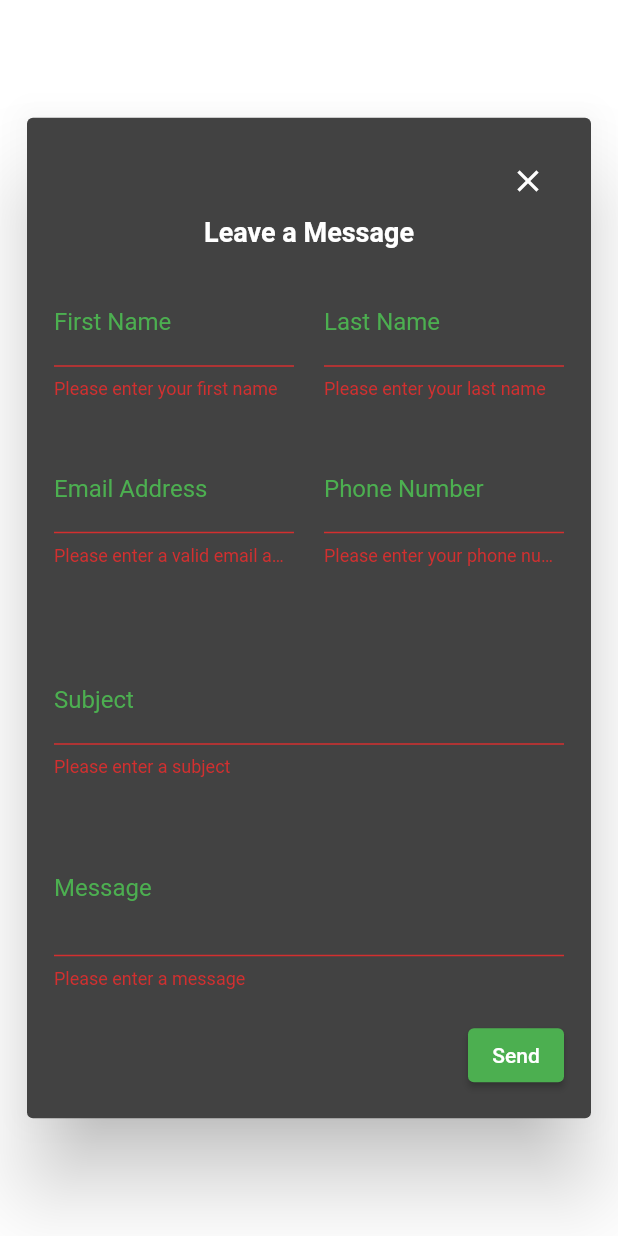
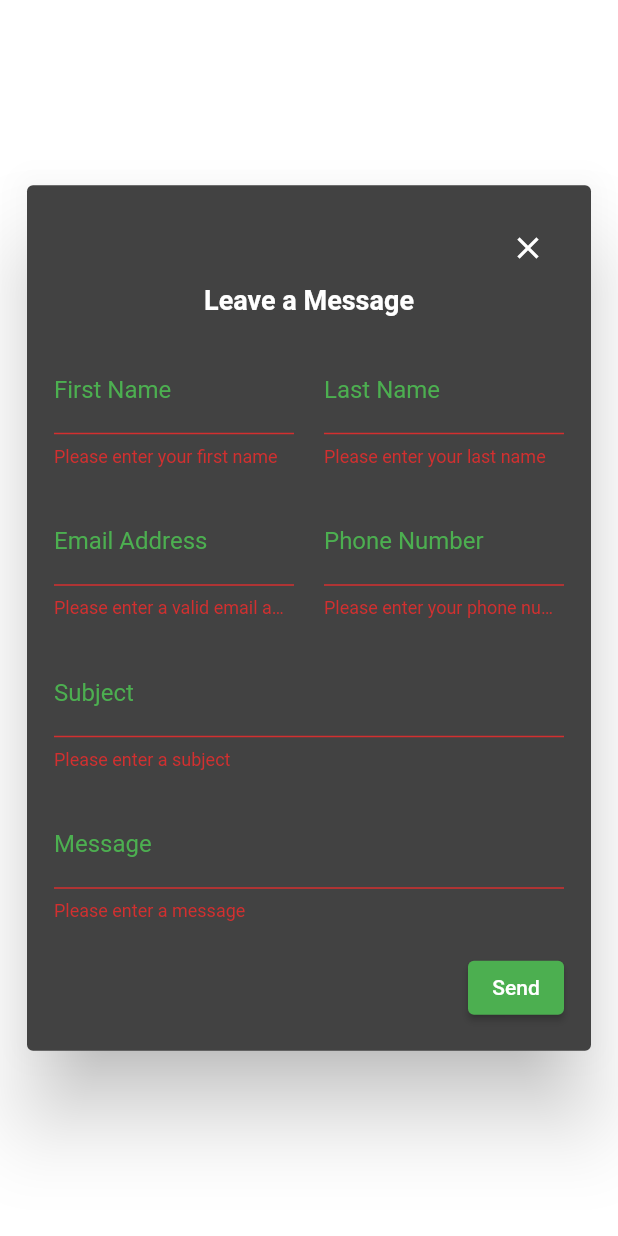
Before and after one commit to ShiftAlpha/dhiravrana, a Flutter app: the PopupFormWidget widget shown alone on an empty page, opened directly, after a tap on "Send", on a phone screen of 412 x 824 dp. Run offline on Flutter 3.47's test engine with Material 2 defaults, Android fonts, the light colour scheme and no system bars; our stand-ins replace animated_text_kit, carousel_slider, cloud_firestore, firebase_core, flip_card, font_awesome_flutter and 5 more; missing offline and left inert: mailto, universal_html; accounts and stored records are empty; network calls fail.

Commit message:
Form bug fix

```diff
--- a/lib/widget/PopupFormWidget.dart
+++ b/lib/widget/PopupFormWidget.dart
@@ -1,9 +1,9 @@
 import 'package:flutter/material.dart';
+import 'package:cloud_firestore/cloud_firestore.dart'; // Import Firestore package
 import 'package:url_launcher/url_launcher.dart'; // Import url_launcher package
 
 class PopupFormWidget extends StatefulWidget {
-  final Function(String recipient, String subject, String body)
-      onSubmit; // Define onSubmit callback
+  final Function(String recipient, String subject, String body) onSubmit;
 
   const PopupFormWidget({Key? key, required this.onSubmit}) : super(key: key);
 
@@ -20,22 +20,60 @@
   TextEditingController _subjectController = TextEditingController();
   TextEditingController _messageController = TextEditingController();
 
-  void _sendEmail(String recipient, String subject, String body) async {
-    String emailUrl = 'mailto:$recipient?subject=$subject&body=$body';
-    if (await canLaunch(emailUrl)) {
-      await launch(emailUrl);
-    } else {
-      throw 'Could not launch $emailUrl';
-    }
+  // void _sendEmail(String recipient, String subject, String body) async {
+  //   String emailUrl = 'mailto:$recipient?subject=$subject&body=$body';
+  //   if (await canLaunch((emailUrl))) {
+  //     await launch((emailUrl));
+  //   } else {
+  //     throw 'Could not launch $emailUrl';
+  //   }
+  // }
+  void _showConfirmationDialog() {
+    showDialog(
+      context: context,
+      builder: (BuildContext context) {
+        return AlertDialog(
+          title: Text('Message Sent'),
+          content: Text('Your message has been sent successfully.'),
+          actions: <Widget>[
+            TextButton(
+              onPressed: () {
+                Navigator.of(context).pop(); // Close the dialog
+              },
+              child: Text('OK'),
+            ),
+          ],
+        );
+      },
+    );
+  }
+
+  void _storeFormData() {
+    String firstName = _firstNameController.text;
+    String lastName = _lastNameController.text;
+    String email = _emailController.text;
+    String phone = _phoneController.text;
+    String subject = _subjectController.text;
+    String message = _messageController.text;
+
+    // Store data in Cloud Firestore
+    FirebaseFirestore.instance.collection('user_messages').add({
+      'firstName': firstName,
+      'lastName': lastName,
+      'email': email,
+      'phone': phone,
+      'subject': subject,
+      'message': message,
+      'timestamp': FieldValue
+          .serverTimestamp(), // Optional: Timestamp when data was added
+    });
   }
 
   @override
   Widget build(BuildContext context) {
     return Dialog(
-
       insetPadding: EdgeInsets.all(18.0),
       child: SizedBox(
-
         width: 400,
         child: Container(
           padding: EdgeInsets.all(18.0),
@@ -98,7 +136,6 @@
                     ],
                   ),
                   SizedBox(height: 20),
-                  SizedBox(height: 10),
                   Row(
                     children: [
                       Expanded(
@@ -131,8 +168,6 @@
                     ],
                   ),
                   SizedBox(height: 20),
-                  SizedBox(height: 20),
-                  SizedBox(height: 20),
                   TextFormField(
                     controller: _subjectController,
                     decoration: InputDecoration(labelText: 'Subject'),
@@ -144,11 +179,9 @@
                     },
                   ),
                   SizedBox(height: 20),
-                  SizedBox(height: 20),
-                  SizedBox(height: 20),
                   TextFormField(
                     controller: _messageController,
-                    decoration: InputDecoration(labelText: 'Message\n\n'),
+                    decoration: InputDecoration(labelText: 'Message'),
                     validator: (value) {
                       if (value!.isEmpty) {
                         return 'Please enter a message';
@@ -164,24 +197,23 @@
                       ElevatedButton(
                         onPressed: () {
                           if (_formKey.currentState!.validate()) {
-                            String firstName = _firstNameController.text;
-                            String lastName = _lastNameController.text;
-                            String email = _emailController.text;
-                            String phone = _phoneController.text;
-                            String subject = _subjectController.text;
-                            String message = _messageController.text;
+                            _storeFormData(); // Store form data in Firestore
+                            // String firstName = _firstNameController.text;
+                            // String lastName = _lastNameController.text;
+                            // String email = _emailController.text;
+                            // String phone = _phoneController.text;
+                            // String subject = _subjectController.text;
+                            // String message = _messageController.text;
 
-                            String recipientEmail = 'ranadhirav08@gmail.com';
-                            String emailSubject = 'New Message: $subject';
-                            String emailBody =
-                                'Name: $firstName $lastName\nEmail: $email\nPhone: $phone\nMessage: $message';
+                            // String recipientEmail = 'ranadhirav08@gmail.com';
+                            // String emailSubject = 'New Message: $subject';
+                            // String emailBody =
+                            //     'Name: $firstName $lastName\nEmail: $email\nPhone: $phone\nMessage: $message';
 
-                            // Call onSubmit function with email parameters
-                            widget.onSubmit(
-                                recipientEmail, emailSubject, emailBody);
-                            _sendEmail(recipientEmail, emailSubject,
-                                emailBody); // Send email
-                            Navigator.of(context).pop(); // Close the popup
+                            // widget.onSubmit(recipientEmail, emailSubject, emailBody);
+                            // _sendEmail(recipientEmail, emailSubject, emailBody);
+                            // Navigator.of(context).pop();
+                            _showConfirmationDialog(); // Close the popup
                           }
                         },
                         child: Text('Send'),
```
